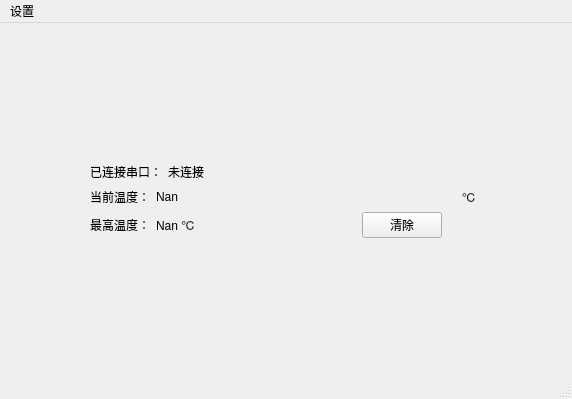
The window that mainwindow.ui (Mr-tang0/Infrared_temperature_detection_module) describes before a commit, drawn with Qt 5.
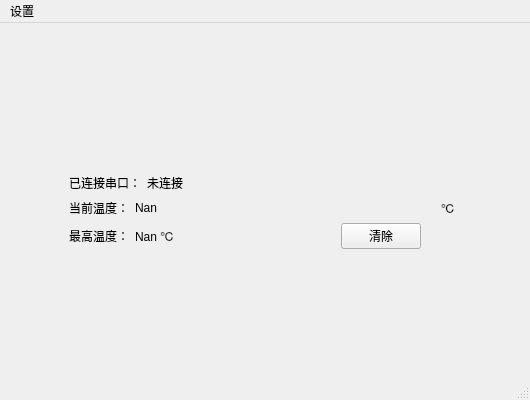
The same window after the commit.

What changed in the file:
```diff
--- a/mainwindow.ui
+++ b/mainwindow.ui
@@ -6,8 +6,8 @@
    <rect>
     <x>0</x>
     <y>0</y>
-    <width>572</width>
-    <height>399</height>
+    <width>530</width>
+    <height>400</height>
    </rect>
   </property>
   <property name="windowTitle">
@@ -45,6 +45,25 @@
      </spacer>
     </item>
     <item row="1" column="1">
+     <layout class="QVBoxLayout" name="verticalLayout_2">
+      <item>
+       <layout class="QHBoxLayout" name="horizontalLayout_6">
+        <item>
+         <spacer name="horizontalSpacer_5">
+          <property name="orientation">
+           <enum>Qt::Horizontal</enum>
+          </property>
+          <property name="sizeHint" stdset="0">
+           <size>
+            <width>40</width>
+            <height>20</height>
+           </size>
+          </property>
+         </spacer>
+        </item>
+       </layout>
+      </item>
+      <item>
      <layout class="QVBoxLayout" name="verticalLayout">
       <item>
        <layout class="QHBoxLayout" name="horizontalLayout_4">
@@ -192,6 +211,8 @@
       </item>
      </layout>
     </item>
+     </layout>
+    </item>
     <item row="1" column="2">
      <spacer name="horizontalSpacer_4">
       <property name="orientation">
@@ -225,7 +246,7 @@
     <rect>
      <x>0</x>
      <y>0</y>
-     <width>572</width>
+     <width>530</width>
      <height>30</height>
     </rect>
    </property>
```
Lines whose indentation alone changed are shown as unchanged.
